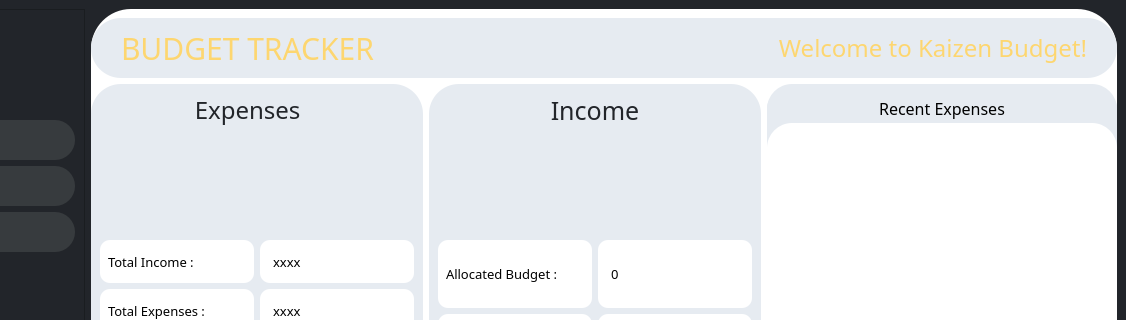
Above: K/budget.ui from burr1to/kaizen before the change; both pictures show x 154 to 1280 and y 0 to 320 of the 1280 by 720 pixel window. Below: the same form after it.
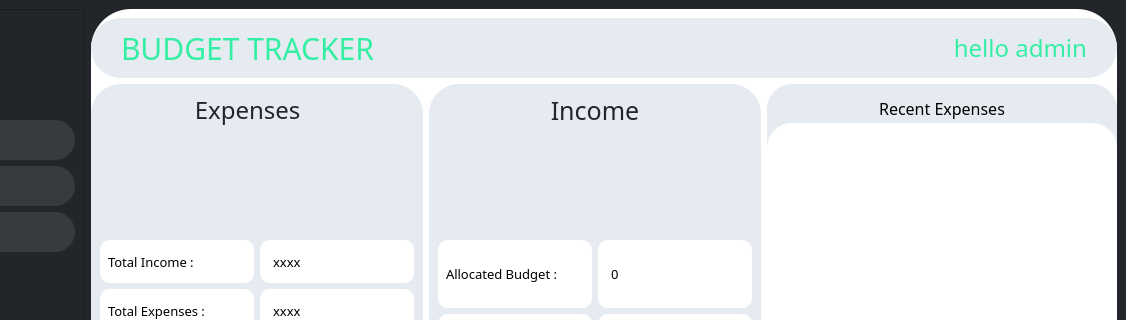
That is the form after the change. Icons and pictures are not drawn.

```diff
--- a/K/budget.ui
+++ b/K/budget.ui
@@ -313,7 +313,7 @@
              </font>
             </property>
             <property name="styleSheet">
-             <string notr="true">color: #fdd670;
+             <string notr="true">color: #34efa3;
 border: none;
 font:30px;
 </string>
@@ -334,12 +334,12 @@
              </font>
             </property>
             <property name="styleSheet">
-             <string notr="true">color: #fdd670;
+             <string notr="true">color: #34efa3;
 border: none;
 font:24px;</string>
             </property>
             <property name="text">
-             <string>Welcome to Kaizen Budget!</string>
+             <string>hello admin</string>
             </property>
             <property name="alignment">
              <set>Qt::AlignRight|Qt::AlignTrailing|Qt::AlignVCenter</set>
```
